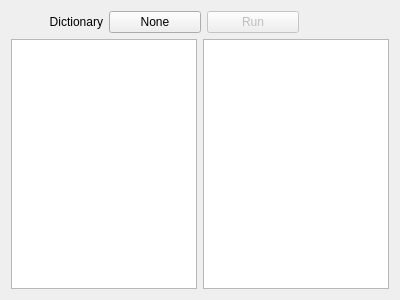
First picture: the form in spelling_checker/sp_view.ui, repository PereBal/advanced-algorithms, before the edit.
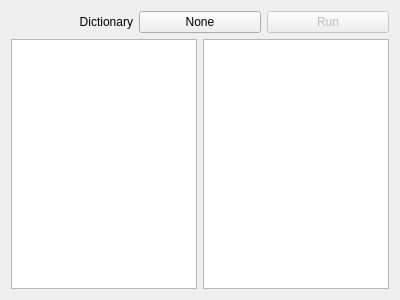
Second picture: the form after the edit.

```diff
--- a/spelling_checker/sp_view.ui
+++ b/spelling_checker/sp_view.ui
@@ -17,7 +17,7 @@
    <item row="0" column="0">
     <layout class="QHBoxLayout" name="horizontalLayout">
      <property name="rightMargin">
-      <number>90</number>
+      <number>0</number>
      </property>
      <item>
       <widget class="QLabel" name="label">
```
